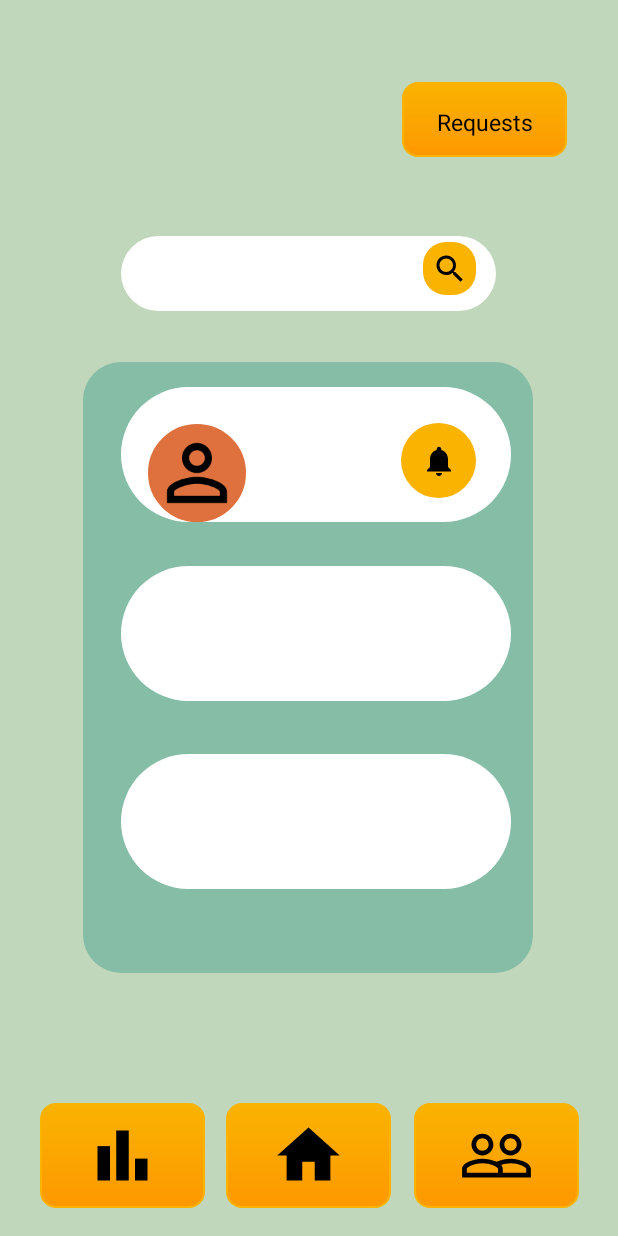
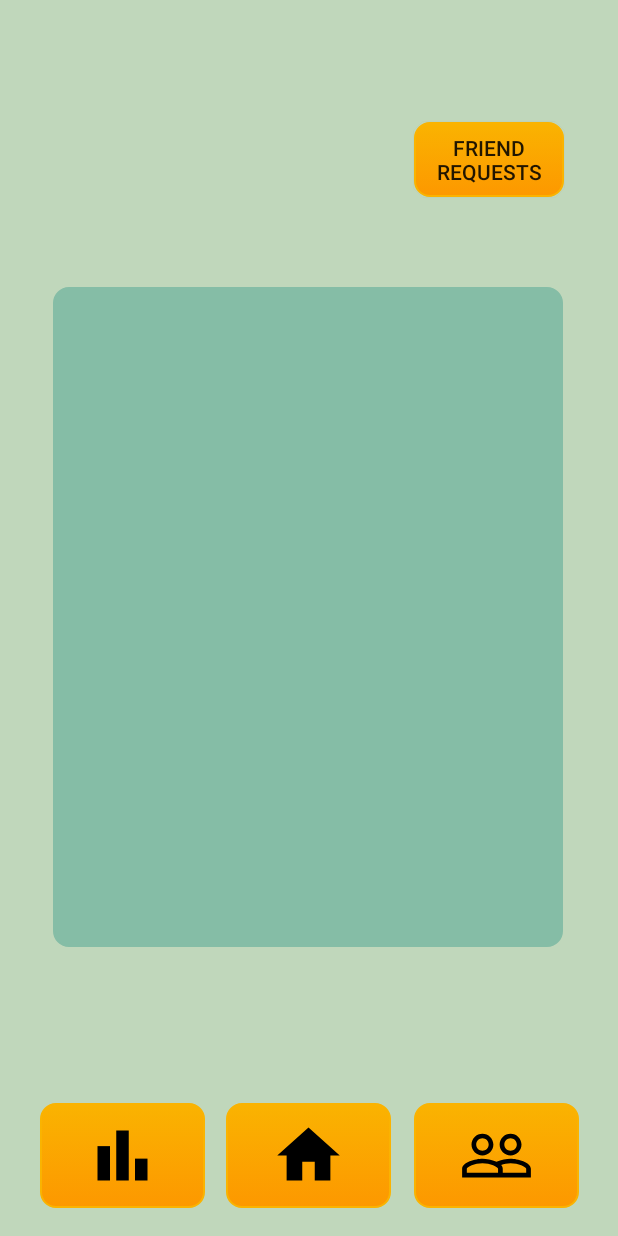
Before and after one commit to MarkSpaghetti/Waterify3.0, an Android app: the screen it shows after launch once a user with an empty profile is signed in (FriendList before the commit, userlist after it), after a tap on an icon or button, on a phone screen of 412 x 824 dp. Run offline under Robolectric (Android 15) with nearby library versions, the phone set to English and light mode, and no system bars; our stand-ins replace Firebase (no records; nobody signed in at launch, a user with empty details on screens opened directly).

Commit message:
FriendList connected to Database + Friend Requests

```diff
--- a/app/src/main/java/com/project/waterify30/FriendList.java
+++ /dev/null
@@ -1,69 +0,0 @@
-package com.project.waterify30;
-
-import androidx.appcompat.app.AppCompatActivity;
-
-import android.os.Bundle;
-import android.view.View;
-import android.widget.ImageButton;
-
-public class FriendList extends AppCompatActivity {
-
-    private ImageButton buttonHome, buttonSocials, buttonStatistics, buttonFriendGarden,buttonRequest; // list of buttons
-    private Logic logic = new Logic();
-
-    @Override
-    protected void onCreate(Bundle savedInstanceState) {
-        super.onCreate(savedInstanceState);
-        setContentView(R.layout.activity_friend_list);
-
-        buttonStatistics = (ImageButton) findViewById(R.id.statistics_button);
-        buttonStatistics.setOnClickListener(new View.OnClickListener(){
-            @Override
-            public void onClick(View v) {
-
-                logic.openActivity(FriendList.this, Statistics.class);
-            }
-
-        });
-
-        buttonHome = (ImageButton)findViewById(R.id.home_button);
-        buttonHome.setOnClickListener(new View.OnClickListener(){
-            @Override
-            public void onClick(View v) {
-
-                logic.openActivity(FriendList.this, Homepage.class);
-            }
-        });
-
-        buttonSocials = (ImageButton) findViewById(R.id.socials_button);
-        buttonSocials.setOnClickListener(new View.OnClickListener(){
-            @Override
-            public void onClick(View v) {
-
-                logic.openActivity(FriendList.this, FriendList.class);
-            }
-        });
-
-        buttonFriendGarden = (ImageButton) findViewById(R.id.button_profile_friendNr1);
-        buttonFriendGarden.setOnClickListener(new View.OnClickListener(){
-            @Override
-            public void onClick(View v) {
-
-                logic.openActivity(FriendList.this, FriendGarden.class);
-            }
-
-        });
-
-        buttonRequest = (ImageButton) findViewById(R.id.request_button);
-        buttonRequest.setOnClickListener(new View.OnClickListener(){
-            @Override
-            public void onClick(View v) {
-
-                logic.openActivity(FriendList.this, FriendRequest.class);
-            }
-
-        });
-
-    }
-
-}
--- a/app/src/main/java/com/project/waterify30/Homepage.java
+++ b/app/src/main/java/com/project/waterify30/Homepage.java
@@ -96,7 +96,7 @@ public class Homepage extends AppCompatActivity  {
             @Override
             public void onClick(View v) {
 
-                logic.openActivity(Homepage.this, FriendList.class);
+                logic.openActivity(Homepage.this, userlist.class);
             }
         });
 
--- /dev/null
+++ b/app/src/main/java/com/project/waterify30/MyAdapter.java
@@ -0,0 +1,54 @@
+package com.project.waterify30;
+
+import android.content.Context;
+import android.view.LayoutInflater;
+import android.view.View;
+import android.view.ViewGroup;
+import android.widget.TextView;
+
+import androidx.annotation.NonNull;
+import androidx.recyclerview.widget.RecyclerView;
+
+import java.util.ArrayList;
+
+public class MyAdapter extends RecyclerView.Adapter<MyAdapter.MyViewHolder>{
+
+    Context context;
+    ArrayList<User> list;
+
+    public MyAdapter(Context context, ArrayList<User> list) {
+        this.context = context;
+        this.list = list;
+    }
+
+    @NonNull
+    @Override
+    public MyViewHolder onCreateViewHolder(@NonNull ViewGroup parent, int viewType) {
+        View v = LayoutInflater.from(context).inflate(R.layout.item,parent,false);
+        return new MyViewHolder(v);
+    }
+
+    @Override
+    public void onBindViewHolder(@NonNull MyAdapter.MyViewHolder holder, int position) {
+        User user = list.get(position);
+        holder.name.setText(user.getName());
+        holder.level.setText(user.getLevel());
+    }
+
+    @Override
+    public int getItemCount() {
+        return list.size();
+    }
+
+    public static class MyViewHolder extends RecyclerView.ViewHolder{
+
+        TextView name, level;
+
+        public MyViewHolder(@NonNull View itemView) {
+            super(itemView);
+
+            name = itemView.findViewById(R.id.friendName);
+            level = itemView.findViewById(R.id.friendLevel);
+        }
+    }
+}
--- /dev/null
+++ b/app/src/main/java/com/project/waterify30/userlist.java
@@ -0,0 +1,103 @@
+package com.project.waterify30;
+
+import androidx.annotation.NonNull;
+import androidx.appcompat.app.AppCompatActivity;
+import androidx.recyclerview.widget.LinearLayoutManager;
+import androidx.recyclerview.widget.RecyclerView;
+
+import android.os.Bundle;
+import android.view.View;
+import android.widget.Button;
+import android.widget.ImageButton;
+
+import com.google.firebase.database.DataSnapshot;
+import com.google.firebase.database.DatabaseError;
+import com.google.firebase.database.DatabaseReference;
+import com.google.firebase.database.FirebaseDatabase;
+import com.google.firebase.database.ValueEventListener;
+
+import java.util.ArrayList;
+
+public class userlist extends AppCompatActivity {
+
+    Button buttonRequest;
+    ImageButton buttonStatistics, buttonHome, buttonSocials;
+    private Logic logic = new Logic();
+
+    RecyclerView recyclerView;
+    DatabaseReference database;
+    MyAdapter myAdapter;
+    ArrayList<User> list;
+
+    @Override
+    protected void onCreate(Bundle savedInstanceState) {
+        super.onCreate(savedInstanceState);
+        setContentView(R.layout.activity_userlist);
+
+        recyclerView = findViewById(R.id.userlist);
+        database = FirebaseDatabase.getInstance().getReference("friends");
+        recyclerView.setHasFixedSize(true);
+        recyclerView.setLayoutManager(new LinearLayoutManager(this));
+
+        list = new ArrayList<>();
+        myAdapter = new MyAdapter(this, list);
+        recyclerView.setAdapter(myAdapter);
+
+        database.addValueEventListener(new ValueEventListener(){
+
+            @Override
+            public void onDataChange(@NonNull DataSnapshot snapshot) {
+                for(DataSnapshot dataSnapshot : snapshot.getChildren()){
+                    User user = dataSnapshot.getValue(User.class);
+                    list.add(user);
+
+                }
+                myAdapter.notifyDataSetChanged();
+            }
+
+            @Override
+            public void onCancelled(@NonNull DatabaseError error) {
+
+            }
+        });
+
+        buttonRequest = (Button) findViewById(R.id.request_button);
+        buttonRequest.setOnClickListener(new View.OnClickListener(){
+            @Override
+            public void onClick(View v) {
+
+                logic.openActivity(userlist.this, FriendRequest.class);
+            }
+
+        });
+
+        buttonStatistics = (ImageButton) findViewById(R.id.statistics_button);
+        buttonStatistics.setOnClickListener(new View.OnClickListener(){
+            @Override
+            public void onClick(View v) {
+
+                logic.openActivity(userlist.this, Statistics.class);
+            }
+
+        });
+
+        buttonHome = (ImageButton)findViewById(R.id.home_button);
+        buttonHome.setOnClickListener(new View.OnClickListener(){
+            @Override
+            public void onClick(View v) {
+
+                logic.openActivity(userlist.this, Homepage.class);
+            }
+        });
+
+        buttonSocials = (ImageButton) findViewById(R.id.socials_button);
+        buttonSocials.setOnClickListener(new View.OnClickListener(){
+            @Override
+            public void onClick(View v) {
+
+                logic.openActivity(userlist.this, userlist.class);
+            }
+        });
+
+    }
+}
--- a/app/src/main/res/layout/activity_friend_list.xml
+++ /dev/null
@@ -1,184 +0,0 @@
-<?xml version="1.0" encoding="utf-8"?>
-<androidx.constraintlayout.widget.ConstraintLayout xmlns:android="http://schemas.android.com/apk/res/android"
-    xmlns:app="http://schemas.android.com/apk/res-auto"
-    xmlns:tools="http://schemas.android.com/tools"
-    android:layout_width="match_parent"
-    android:layout_height="match_parent"
-    tools:context=".FriendList"
-    android:background="@color/light_green">
-
-
-    <ImageView
-        android:id="@+id/imageViewSearch"
-        android:layout_width="250dp"
-        android:layout_height="50dp"
-        android:hint="Search for a friend"
-        android:src="@drawable/s_white_box"
-        app:layout_constraintBottom_toTopOf="@+id/imageView2"
-        app:layout_constraintEnd_toEndOf="parent"
-        app:layout_constraintHorizontal_bias="0.496"
-        app:layout_constraintStart_toStartOf="parent"
-        app:layout_constraintTop_toTopOf="parent"
-        app:layout_constraintVertical_bias="0.824" />
-
-    <ImageView
-        android:id="@+id/imageView2"
-        android:layout_width="300dp"
-        android:layout_height="407dp"
-        android:src="@drawable/s_turq_box"
-        app:layout_constraintBottom_toBottomOf="@+id/home_button"
-        app:layout_constraintEnd_toEndOf="parent"
-        app:layout_constraintHorizontal_bias="0.495"
-        app:layout_constraintStart_toStartOf="parent"
-        app:layout_constraintTop_toTopOf="parent"
-        app:layout_constraintVertical_bias="0.607" />
-
-    <ImageButton
-        android:id="@+id/socials_button"
-        android:layout_width="110dp"
-        android:layout_height="wrap_content"
-        android:background="@drawable/hp_buttons_background"
-        android:padding="10dp"
-        android:src="@drawable/baseline_people_outline_24dp"
-        app:layout_constraintBottom_toBottomOf="parent"
-        app:layout_constraintEnd_toEndOf="parent"
-        app:layout_constraintHorizontal_bias="0.913"
-        app:layout_constraintStart_toStartOf="parent"
-        app:layout_constraintTop_toTopOf="parent"
-        app:layout_constraintVertical_bias="0.975" />
-
-    <ImageButton
-        android:id="@+id/request_button"
-        android:layout_width="110dp"
-        android:layout_height="50dp"
-        android:background="@drawable/hp_buttons_background"
-        android:padding="10dp"
-        android:text="Requests"
-        app:layout_constraintBottom_toTopOf="@+id/imageViewSearch"
-        app:layout_constraintEnd_toEndOf="parent"
-        app:layout_constraintHorizontal_bias="0.887"
-        app:layout_constraintStart_toStartOf="parent"
-        app:layout_constraintTop_toTopOf="parent"
-        app:layout_constraintVertical_bias="0.507" />
-
-    <ImageButton
-        android:id="@+id/home_button"
-        android:layout_width="110dp"
-        android:layout_height="wrap_content"
-        android:background="@drawable/hp_buttons_background"
-        android:padding="10dp"
-        android:src="@drawable/ic_home_black_24dp"
-        app:layout_constraintBottom_toBottomOf="parent"
-        app:layout_constraintEnd_toEndOf="parent"
-        app:layout_constraintHorizontal_bias="0.498"
-        app:layout_constraintStart_toStartOf="parent"
-        app:layout_constraintTop_toTopOf="parent"
-        app:layout_constraintVertical_bias="0.975" />
-
-    <ImageView
-        android:id="@+id/imageViewFriendNr1"
-        android:layout_width="260dp"
-        android:layout_height="90dp"
-        android:src="@drawable/s_white_box"
-        app:layout_constraintBottom_toBottomOf="@+id/imageView2"
-        app:layout_constraintEnd_toEndOf="parent"
-        app:layout_constraintHorizontal_bias="0.529"
-        app:layout_constraintStart_toStartOf="parent"
-        app:layout_constraintTop_toTopOf="parent"
-        app:layout_constraintVertical_bias="0.462" />
-
-    <ImageView
-        android:id="@+id/imageViewFriendNr2"
-        android:layout_width="260dp"
-        android:layout_height="90dp"
-        android:src="@drawable/s_white_box"
-        app:layout_constraintBottom_toBottomOf="@+id/imageView2"
-        app:layout_constraintEnd_toEndOf="parent"
-        app:layout_constraintHorizontal_bias="0.529"
-        app:layout_constraintStart_toStartOf="parent"
-        app:layout_constraintTop_toTopOf="parent"
-        app:layout_constraintVertical_bias="0.676" />
-
-    <ImageView
-        android:id="@+id/imageViewFriendNr3"
-        android:layout_width="260dp"
-        android:layout_height="90dp"
-        android:src="@drawable/s_white_box"
-        app:layout_constraintBottom_toBottomOf="@+id/imageView2"
-        app:layout_constraintEnd_toEndOf="parent"
-        app:layout_constraintHorizontal_bias="0.529"
-        app:layout_constraintStart_toStartOf="parent"
-        app:layout_constraintTop_toTopOf="parent"
-        app:layout_constraintVertical_bias="0.9" />
-
-    <ImageButton
-        android:id="@+id/button_profile_friendNr1"
-        android:layout_width="65dp"
-        android:layout_height="65dp"
-        android:layout_gravity="center"
-        android:background="@drawable/hp_profile_background"
-        android:src="@drawable/hp_person_outline_24dp"
-        app:layout_constraintBottom_toBottomOf="parent"
-        app:layout_constraintEnd_toEndOf="@+id/imageViewFriendNr1"
-        app:layout_constraintHorizontal_bias="0.092"
-        app:layout_constraintStart_toStartOf="@+id/imageViewFriendNr1"
-        app:layout_constraintTop_toTopOf="parent"
-        app:layout_constraintVertical_bias="0.373" />
-
-    <ImageButton
-        android:id="@+id/button_notify_friendNr1"
-        android:layout_width="50dp"
-        android:layout_height="50dp"
-        android:background="@drawable/circle"
-        android:backgroundTint="@color/yellow"
-        android:src="@drawable/baseline_notifications_24"
-        app:layout_constraintBottom_toBottomOf="parent"
-        app:layout_constraintEnd_toEndOf="@+id/imageViewFriendNr1"
-        app:layout_constraintHorizontal_bias="0.89"
-        app:layout_constraintStart_toStartOf="@+id/imageViewFriendNr1"
-        app:layout_constraintTop_toTopOf="parent"
-        app:layout_constraintVertical_bias="0.364" />
-
-    <ImageButton
-        android:id="@+id/button_notify_search"
-        android:layout_width="35dp"
-        android:layout_height="35dp"
-        android:background="@drawable/round_edges"
-        android:backgroundTint="@color/yellow"
-        android:src="@drawable/baseline_search_24"
-        app:layout_constraintBottom_toBottomOf="@+id/imageViewSearch"
-        app:layout_constraintEnd_toEndOf="@+id/imageViewSearch"
-        app:layout_constraintHorizontal_bias="0.939"
-        app:layout_constraintStart_toStartOf="@+id/imageViewSearch"
-        app:layout_constraintTop_toTopOf="parent"
-        app:layout_constraintVertical_bias="0.937" />
-
-    <ImageButton
-        android:id="@+id/statistics_button"
-        android:layout_width="110dp"
-        android:layout_height="wrap_content"
-        android:background="@drawable/hp_buttons_background"
-        android:padding="10dp"
-        android:src="@drawable/baseline_bar_chart_24"
-        app:layout_constraintBottom_toBottomOf="parent"
-        app:layout_constraintEnd_toEndOf="parent"
-        app:layout_constraintHorizontal_bias="0.089"
-        app:layout_constraintStart_toStartOf="parent"
-        app:layout_constraintTop_toTopOf="parent"
-        app:layout_constraintVertical_bias="0.975" />
-
-    <TextView
-        android:id="@+id/requesttext"
-        android:layout_width="79dp"
-        android:layout_height="24dp"
-        android:text="Requests"
-        android:textAlignment="center"
-        android:textColor="#000000"
-        android:textSize="15sp"
-        app:layout_constraintBottom_toBottomOf="@+id/request_button"
-        app:layout_constraintEnd_toEndOf="@+id/request_button"
-        app:layout_constraintHorizontal_bias="0.516"
-        app:layout_constraintStart_toStartOf="@+id/request_button"
-        app:layout_constraintTop_toTopOf="@+id/request_button"
-        app:layout_constraintVertical_bias="0.615" />
-</androidx.constraintlayout.widget.ConstraintLayout>
--- a/app/src/main/res/layout/activity_friend_request.xml
+++ b/app/src/main/res/layout/activity_friend_request.xml
@@ -1,5 +1,6 @@
 <?xml version="1.0" encoding="utf-8"?>
-<androidx.constraintlayout.widget.ConstraintLayout xmlns:android="http://schemas.android.com/apk/res/android"
+<androidx.constraintlayout.widget.ConstraintLayout
+    xmlns:android="http://schemas.android.com/apk/res/android"
     xmlns:app="http://schemas.android.com/apk/res-auto"
     xmlns:tools="http://schemas.android.com/tools"
     android:layout_width="match_parent"
--- /dev/null
+++ b/app/src/main/res/layout/activity_userlist.xml
@@ -0,0 +1,78 @@
+<?xml version="1.0" encoding="utf-8"?>
+<androidx.constraintlayout.widget.ConstraintLayout
+    xmlns:android="http://schemas.android.com/apk/res/android"
+    xmlns:app="http://schemas.android.com/apk/res-auto"
+    xmlns:tools="http://schemas.android.com/tools"
+    android:layout_width="match_parent"
+    android:layout_height="match_parent"
+    android:background="@color/light_green"
+    tools:context=".userlist">
+
+    <androidx.recyclerview.widget.RecyclerView
+        android:id="@+id/userlist"
+        android:layout_width="340dp"
+        android:layout_height="440dp"
+        android:background="@drawable/green_background"
+        app:layout_constraintBottom_toBottomOf="parent"
+        app:layout_constraintEnd_toEndOf="parent"
+        app:layout_constraintHorizontal_bias="0.492"
+        app:layout_constraintStart_toStartOf="parent"
+        app:layout_constraintTop_toTopOf="parent"
+        app:layout_constraintVertical_bias="0.498" />
+
+    <Button
+        android:id="@+id/request_button"
+        android:layout_width="100dp"
+        android:layout_height="50dp"
+        android:background="@drawable/hp_buttons_background"
+        android:text="Friend Requests"
+        app:layout_constraintBottom_toBottomOf="parent"
+        app:layout_constraintEnd_toEndOf="parent"
+        app:layout_constraintHorizontal_bias="0.884"
+        app:layout_constraintStart_toStartOf="parent"
+        app:layout_constraintTop_toTopOf="parent"
+        app:layout_constraintVertical_bias="0.105" />
+
+    <ImageButton
+        android:id="@+id/statistics_button"
+        android:layout_width="110dp"
+        android:layout_height="wrap_content"
+        android:background="@drawable/hp_buttons_background"
+        android:padding="10dp"
+        android:src="@drawable/baseline_bar_chart_24"
+        app:layout_constraintBottom_toBottomOf="parent"
+        app:layout_constraintEnd_toEndOf="parent"
+        app:layout_constraintHorizontal_bias="0.089"
+        app:layout_constraintStart_toStartOf="parent"
+        app:layout_constraintTop_toTopOf="parent"
+        app:layout_constraintVertical_bias="0.975" />
+
+    <ImageButton
+        android:id="@+id/home_button"
+        android:layout_width="110dp"
+        android:layout_height="wrap_content"
+        android:background="@drawable/hp_buttons_background"
+        android:padding="10dp"
+        android:src="@drawable/ic_home_black_24dp"
+        app:layout_constraintBottom_toBottomOf="parent"
+        app:layout_constraintEnd_toEndOf="parent"
+        app:layout_constraintHorizontal_bias="0.498"
+        app:layout_constraintStart_toStartOf="parent"
+        app:layout_constraintTop_toTopOf="parent"
+        app:layout_constraintVertical_bias="0.975" />
+
+    <ImageButton
+        android:id="@+id/socials_button"
+        android:layout_width="110dp"
+        android:layout_height="wrap_content"
+        android:background="@drawable/hp_buttons_background"
+        android:padding="10dp"
+        android:src="@drawable/baseline_people_outline_24dp"
+        app:layout_constraintBottom_toBottomOf="parent"
+        app:layout_constraintEnd_toEndOf="parent"
+        app:layout_constraintHorizontal_bias="0.913"
+        app:layout_constraintStart_toStartOf="parent"
+        app:layout_constraintTop_toTopOf="parent"
+        app:layout_constraintVertical_bias="0.975" />
+
+</androidx.constraintlayout.widget.ConstraintLayout>
```
Also changed, not shown: app/src/main/AndroidManifest.xml (+7 -9 lines), app/src/main/java/com/project/waterify30/FriendRequest.java (+1 -38 lines), app/src/main/java/com/project/waterify30/User.java (added, +14 -0 lines), app/src/main/res/layout/item.xml (added, +82 -0 lines).
